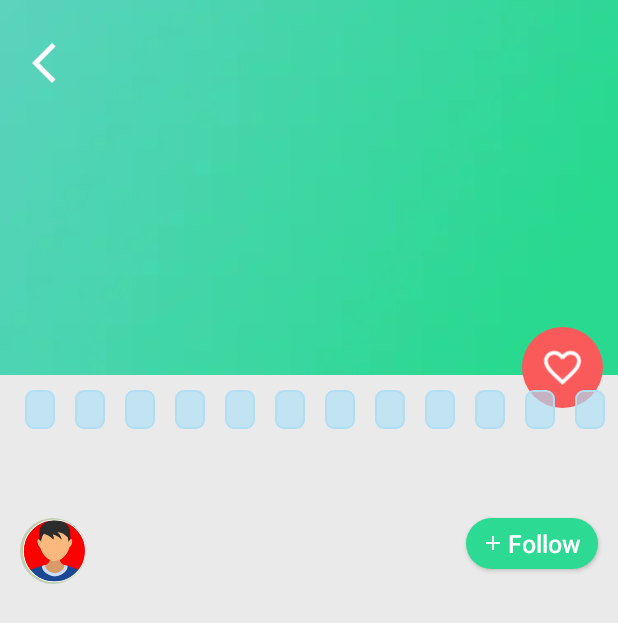
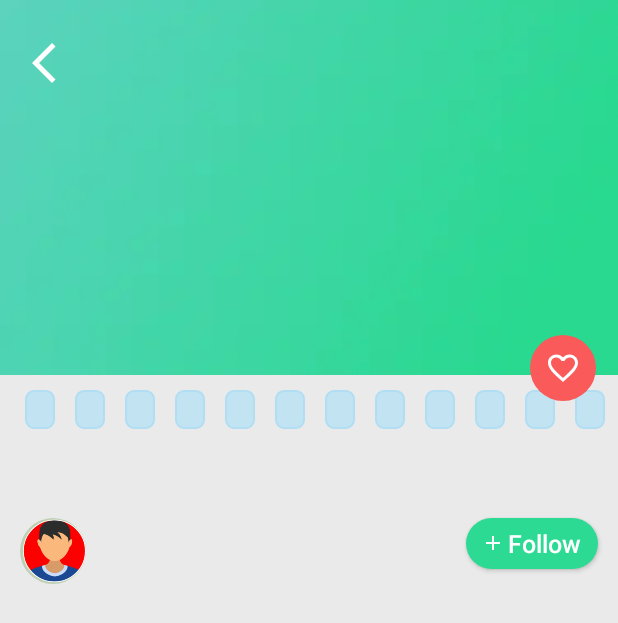
Before and after one commit to QuocNguyen99/PlantApp, an Android app: the fragment ArticleDetailFragment placed in its activity, after a tap on an icon or button, on a phone screen of 412 x 824 dp. Shown: the top 623 px of the screen. Run offline under Robolectric (Android 15) with nearby library versions, the light colour scheme and no system bars; our stand-ins replace Firebase (no records; nobody signed in at launch, a user with empty details on screens opened directly), sdp/ssp sizes; plain views replace RoundedImageView; pictures from the network do not load; 13 statements that could not run were skipped; 1 other tap on this screen came first.

Commit message:
Fix like button

```diff
--- a/app/src/main/java/com/example/plantapp/ui/main/article/ArticleAdapter.kt
+++ b/app/src/main/java/com/example/plantapp/ui/main/article/ArticleAdapter.kt
@@ -19,7 +19,7 @@ class ArticleAdapter:
     ListAdapter<Article, ArticleAdapter.ArticleViewHolder>(ArticleDataDiff()) {
 
     var onClick: ((Article) -> Unit)? = null
-    var onLiked: ((String, String, Boolean) -> Unit)? = null
+    var onLiked: ((String, Boolean) -> Unit)? = null
 
     inner class ArticleViewHolder(private val binding: ItemArticleBinding) :
         RecyclerView.ViewHolder(binding.root) {
@@ -46,12 +46,14 @@ class ArticleAdapter:
                     var isLiked = false
                     if (article.liked.contains(email)) {
                         isLiked = false
+                        article.liked.remove(email)
                         imvLiked.setImageResource(R.drawable.ic_heart_border_24)
                     } else {
                         isLiked = true
+                        article.liked.add(email)
                         imvLiked.setImageResource(R.drawable.ic_heart_fill)
                     }
-                    onLiked?.invoke(article.id, email, isLiked)
+                    onLiked?.invoke(article.id, isLiked)
                 }
             }
         }
--- a/app/src/main/java/com/example/plantapp/ui/main/article/ArticleDetailFragment.kt
+++ b/app/src/main/java/com/example/plantapp/ui/main/article/ArticleDetailFragment.kt
@@ -3,6 +3,7 @@ package com.example.plantapp.ui.main.article
 import android.content.res.ColorStateList
 import android.graphics.Color
 import android.os.Bundle
+import android.util.Log
 import android.view.LayoutInflater
 import android.view.View
 import android.view.ViewGroup
@@ -57,7 +58,9 @@ class ArticleDetailFragment: Fragment() {
     }
 
     private fun initObserve() {
-
+        viewModel.likeCompleted.observe(viewLifecycleOwner) {
+            binding.imvLiked.isEnabled = it
+        }
     }
 
     private fun initData() {
@@ -87,17 +90,20 @@ class ArticleDetailFragment: Fragment() {
         }
 
         binding.imvLiked.setOnClickListener {
-            viewModel.setLikedArticle()
-        }
-
-        binding.imvLiked.setOnClickListener {
+            Log.d("CheckApp", "imvLiked clicked")
+            it.isEnabled = false
+            var isLiked = false
             val email = Firebase.auth.currentUser?.email ?: ""
             if (article.liked.contains(email)) {
+                article.liked.remove(email)
+                isLiked = false
                 binding.imvLiked.setImageResource(R.drawable.background_unlike)
             } else {
+                article.liked.add(email)
+                isLiked = true
                 binding.imvLiked.setImageResource(R.drawable.background_like)
             }
-            viewModel.setLikedArticle()
+            viewModel.setLikedArticle(isLiked)
         }
     }
 
--- a/app/src/main/java/com/example/plantapp/ui/main/article/ArticleDetailViewModel.kt
+++ b/app/src/main/java/com/example/plantapp/ui/main/article/ArticleDetailViewModel.kt
@@ -1,5 +1,6 @@
 package com.example.plantapp.ui.main.article
 
+import android.util.Log
 import androidx.lifecycle.LiveData
 import androidx.lifecycle.MutableLiveData
 import androidx.lifecycle.ViewModel
@@ -16,16 +17,20 @@ class ArticleDetailViewModel(
 
     var article: Article? = null
 
-    fun setLikedArticle() {
+    private val _likeCompleted = MutableLiveData(true)
+    val likeCompleted : LiveData<Boolean> = _likeCompleted
+
+    fun setLikedArticle(isLiked: Boolean) {
         article?.apply {
-            val email = FirebaseAuth.getInstance().currentUser?.email ?: ""
-            val isLiked = !liked.contains(email)
-            articleRepository.likedArticle(id, isLiked, email,
+            _likeCompleted.value = false
+            articleRepository.likedArticle(id, isLiked,
                 onSuccess = {
-
+                    _likeCompleted.value = true
+                    Log.d("CheckApp", "Like success")
                 },
                 onError = {
-
+                    _likeCompleted.value = true
+                    Log.d("CheckApp", "Like fail")
                 })
         }
     }
--- a/app/src/main/java/com/example/plantapp/ui/main/article/ArticleFragment.kt
+++ b/app/src/main/java/com/example/plantapp/ui/main/article/ArticleFragment.kt
@@ -55,8 +55,8 @@ class ArticleFragment : Fragment() {
             findNavController().navigate(action)
         }
 
-        articleAdapter.onLiked = { articleId, email, isLiked ->
-            viewModel.setLikedArticle(articleId, email, isLiked)
+        articleAdapter.onLiked = { articleId, isLiked ->
+            viewModel.setLikedArticle(articleId, isLiked)
         }
 
         binding.imvBack.setOnClickListener {
--- a/app/src/main/java/com/example/plantapp/ui/main/article/ArticleViewModel.kt
+++ b/app/src/main/java/com/example/plantapp/ui/main/article/ArticleViewModel.kt
@@ -27,8 +27,8 @@ class ArticleViewModel(
         )
     }
 
-    fun setLikedArticle(articleId: String, email: String, isLiked: Boolean) {
-        articleRepository.likedArticle(articleId, isLiked, email,
+    fun setLikedArticle(articleId: String, isLiked: Boolean) {
+        articleRepository.likedArticle(articleId, isLiked,
         onSuccess = {
             getArticles()
         },
--- a/app/src/main/java/com/example/plantapp/ui/main/profile/ProfileFragment.kt
+++ b/app/src/main/java/com/example/plantapp/ui/main/profile/ProfileFragment.kt
@@ -88,7 +88,7 @@ class ProfileFragment : Fragment() {
             }
         }
 
-        collectedArticleAdapter.onLiked = { articleId, _, isLiked ->
+        collectedArticleAdapter.onLiked = { articleId, isLiked ->
             viewModel.setLikedArticle(articleId, isLiked)
         }
 
--- a/app/src/main/java/com/example/plantapp/ui/main/profile/ProfileViewModel.kt
+++ b/app/src/main/java/com/example/plantapp/ui/main/profile/ProfileViewModel.kt
@@ -23,7 +23,7 @@ class ProfileViewModel(private val articleRepository: ArticleRepository): ViewMo
     }
 
     fun getCollectedArticle() {
-        articleRepository.getArticles(
+        articleRepository.getArticlesRealTime(
             onSuccess = {
                 val collected = mutableListOf<Article>()
                 it.forEach { article ->
@@ -42,7 +42,7 @@ class ProfileViewModel(private val articleRepository: ArticleRepository): ViewMo
     }
 
     fun setLikedArticle(articleId: String, isLiked: Boolean) {
-        articleRepository.likedArticle(articleId, isLiked,_email,
+        articleRepository.likedArticle(articleId, isLiked,
             onSuccess = {
                 getCollectedArticle()
             },
--- a/app/src/main/res/layout/fragment_article_detail.xml
+++ b/app/src/main/res/layout/fragment_article_detail.xml
@@ -30,16 +30,6 @@
             android:layout_marginTop="@dimen/_20sdp"
             android:layout_marginStart="@dimen/_10sdp"
             android:src="@drawable/baseline_arrow_back_ios_new_24"/>
-
-        <ImageView
-            android:id="@+id/imv_liked"
-            android:layout_width="54dp"
-            android:layout_height="54dp"
-            android:src="@drawable/background_like"
-            app:layout_constraintEnd_toEndOf="parent"
-            app:layout_constraintTop_toBottomOf="@id/background"
-            android:layout_marginTop="-32dp"
-            android:layout_marginEnd="10dp"/>
 
         <HorizontalScrollView
             android:id="@+id/scrollView"
@@ -141,5 +131,16 @@
             android:paddingVertical="20dp"
             tools:text="Dummer Star Flower - Orbea dummeri - Rare Cactus Species Dummer Star Flower - Orbea dummeri - Rare Cactus Species Dummer Star Flower - Orbea dummeri - Rare Cactus Species Dummer Star Flower - Orbea dummeri - Rare Cactus Species Dummer Star Flower - Orbea dummeri - Rare Cactus Species Dummer Star Flower - Orbea dummeri - Rare Cactus Species Dummer Star Flower - Orbea dummeri - Rare Cactus Species"/>
 
+        <ImageButton
+            android:id="@+id/imv_liked"
+            android:layout_width="54dp"
+            android:layout_height="54dp"
+            android:background="#00FFFFFF"
+            android:src="@drawable/background_like"
+            app:layout_constraintEnd_toEndOf="parent"
+            app:layout_constraintTop_toBottomOf="@id/background"
+            android:layout_marginTop="-32dp"
+            android:layout_marginEnd="10dp"/>
+
     </androidx.constraintlayout.widget.ConstraintLayout>
 </ScrollView>
```
Also changed, not shown: app/src/main/java/com/example/plantapp/network/repository/article/ArticleRepository.kt (+31 -2 lines).
